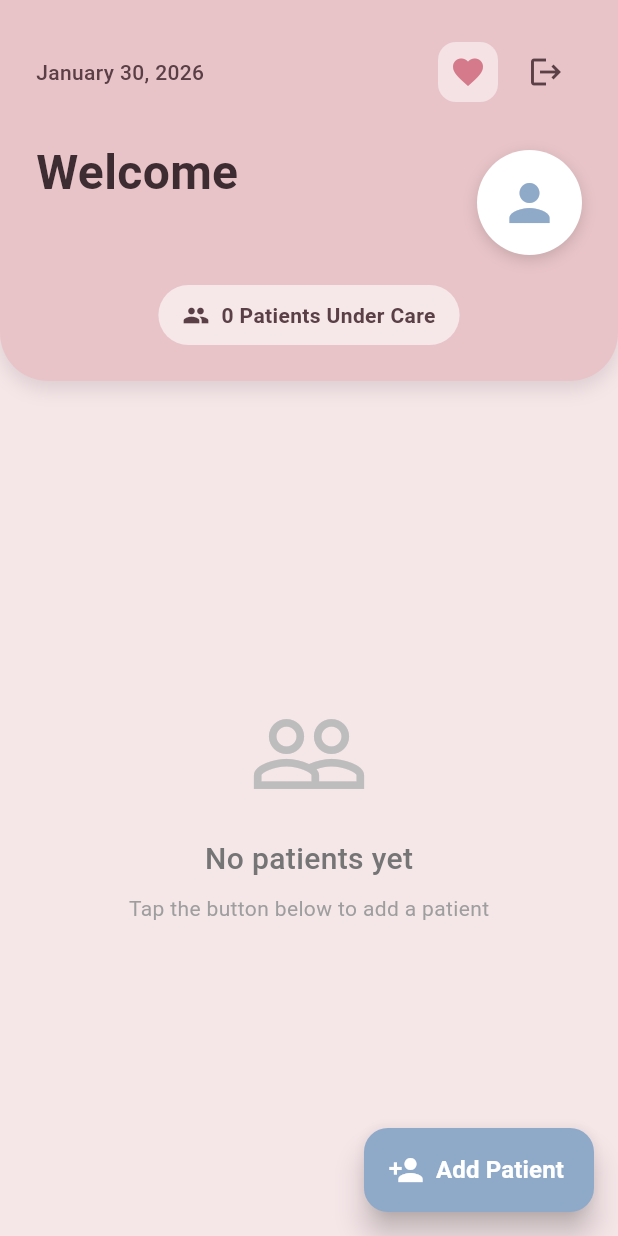
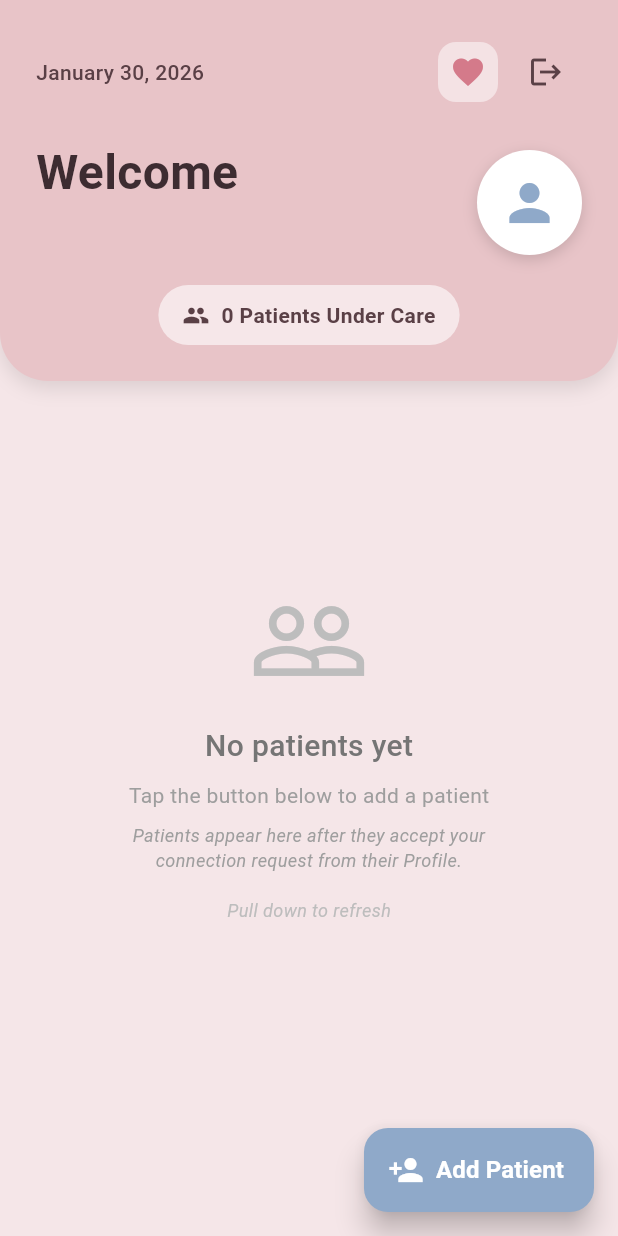
Before and after one commit to nk-glitch/cognicare, a Flutter app: the CaretakerHomePage screen opened directly, on a phone screen of 412 x 824 dp. Run offline on Flutter 3.47's test engine with Material 3 defaults, Android fonts, the phone set to English and light mode, and no system bars; our stand-ins replace cloud_firestore, firebase_auth, firebase_core; accounts and stored records are empty.

Commit message:
caretakers see patients

```diff
--- a/lib/screens/caretaker/caretaker_home_page.dart
+++ b/lib/screens/caretaker/caretaker_home_page.dart
@@ -54,6 +54,14 @@ class _CaretakerHomePageState extends State<CaretakerHomePage>
     _animationController.forward();
   }
 
+  // Refresh data - can be called after returning from other screens
+  Future<void> _refreshData() async {
+    setState(() {
+      _isLoading = true;
+    });
+    await _loadCaretakerData();
+  }
+
   Future<void> _loadCaretakerData() async {
     try {
       final user = _authService.currentUser;
@@ -90,8 +98,9 @@ class _CaretakerHomePageState extends State<CaretakerHomePage>
           print('DEBUG: Patient user data: $patientUserData');
           print('DEBUG: Patient data: $patientData');
 
-          if (patientUserData != null) {
-            final patientName = '${patientUserData['firstName']} ${patientUserData['lastName']}';
+          final patientName = patientUserData != null
+              ? '${patientUserData['firstName']} ${patientUserData['lastName']}'
+              : 'Patient';
           final location = patientData?['address'] ?? 'No location set';
 
           // Get today's reminders for this patient
@@ -119,7 +128,6 @@ class _CaretakerHomePageState extends State<CaretakerHomePage>
             'reminders': remindersList,
           });
         }
-        }
 
         print('DEBUG: Total patients loaded: ${loadedPatients.length}');
 
@@ -127,10 +135,15 @@ class _CaretakerHomePageState extends State<CaretakerHomePage>
           patients = loadedPatients;
           _isLoading = false;
         });
+      } else {
+        setState(() => _isLoading = false);
       }
     } catch (e, stackTrace) {
       print('Error loading caretaker data: $e');
       print('Stack trace: $stackTrace');
+      if (e.toString().contains('index') || e.toString().contains('Index')) {
+        print('Firebase: Create the composite index suggested in the error above in Firebase Console > Firestore > Indexes');
+      }
       setState(() {
         _isLoading = false;
       });
@@ -258,13 +271,15 @@ class _CaretakerHomePageState extends State<CaretakerHomePage>
                 ),
               ),
               InkWell(
-                onTap: () {
-                  Navigator.push(
+                onTap: () async {
+                  await Navigator.push(
                     context,
                     MaterialPageRoute(
                       builder: (context) => const ProfilePage(isCaretaker: true),
                     ),
                   );
+                  // Refresh data when returning from profile
+                  _refreshData();
                 },
                 borderRadius: BorderRadius.circular(35),
                 child: Container(
@@ -324,7 +339,13 @@ class _CaretakerHomePageState extends State<CaretakerHomePage>
 
   Widget _buildPatientList() {
     if (patients.isEmpty) {
-      return Center(
+      return RefreshIndicator(
+        onRefresh: _refreshData,
+        child: SingleChildScrollView(
+          physics: const AlwaysScrollableScrollPhysics(),
+          child: Container(
+            height: MediaQuery.of(context).size.height * 0.6,
+            child: Center(
               child: Column(
                 mainAxisAlignment: MainAxisAlignment.center,
                 children: [
@@ -350,13 +371,38 @@ class _CaretakerHomePageState extends State<CaretakerHomePage>
                       color: Colors.grey.shade500,
                     ),
                   ),
+                  const SizedBox(height: 8),
+                  Text(
+                    'Patients appear here after they accept your\nconnection request from their Profile.',
+                    textAlign: TextAlign.center,
+                    style: TextStyle(
+                      fontSize: 12,
+                      color: Colors.grey.shade500,
+                      fontStyle: FontStyle.italic,
+                    ),
+                  ),
+                  const SizedBox(height: 16),
+                  Text(
+                    'Pull down to refresh',
+                    style: TextStyle(
+                      fontSize: 12,
+                      color: Colors.grey.shade400,
+                      fontStyle: FontStyle.italic,
+                    ),
+                  ),
                 ],
+              ),
+            ),
+          ),
         ),
       );
     }
 
-    return ListView.builder(
+    return RefreshIndicator(
+      onRefresh: _refreshData,
+      child: ListView.builder(
         padding: const EdgeInsets.all(20),
+        physics: const AlwaysScrollableScrollPhysics(),
         itemCount: patients.length,
         itemBuilder: (context, index) {
           return TweenAnimationBuilder<double>(
@@ -375,6 +421,7 @@ class _CaretakerHomePageState extends State<CaretakerHomePage>
             child: _buildPatientCard(patients[index]),
           );
         },
+      ),
     );
   }
 
@@ -400,9 +447,14 @@ class _CaretakerHomePageState extends State<CaretakerHomePage>
         color: Colors.transparent,
         child: InkWell(
           onTap: () {
-            // TODO: Navigate to patient details
-            ScaffoldMessenger.of(context).showSnackBar(
-              SnackBar(content: Text('Patient details for $name')),
+            Navigator.push(
+              context,
+              MaterialPageRoute(
+                builder: (context) => PatientDetailPage(
+                  patientId: patient['patientId'] as String,
+                  patientName: name,
+                ),
+              ),
             );
           },
           borderRadius: BorderRadius.circular(24),
--- a/lib/screens/services/auth_service.dart
+++ /dev/null
@@ -1 +0,0 @@
-// TODO Implement this library.
```
Lines whose indentation alone changed are shown as unchanged.
